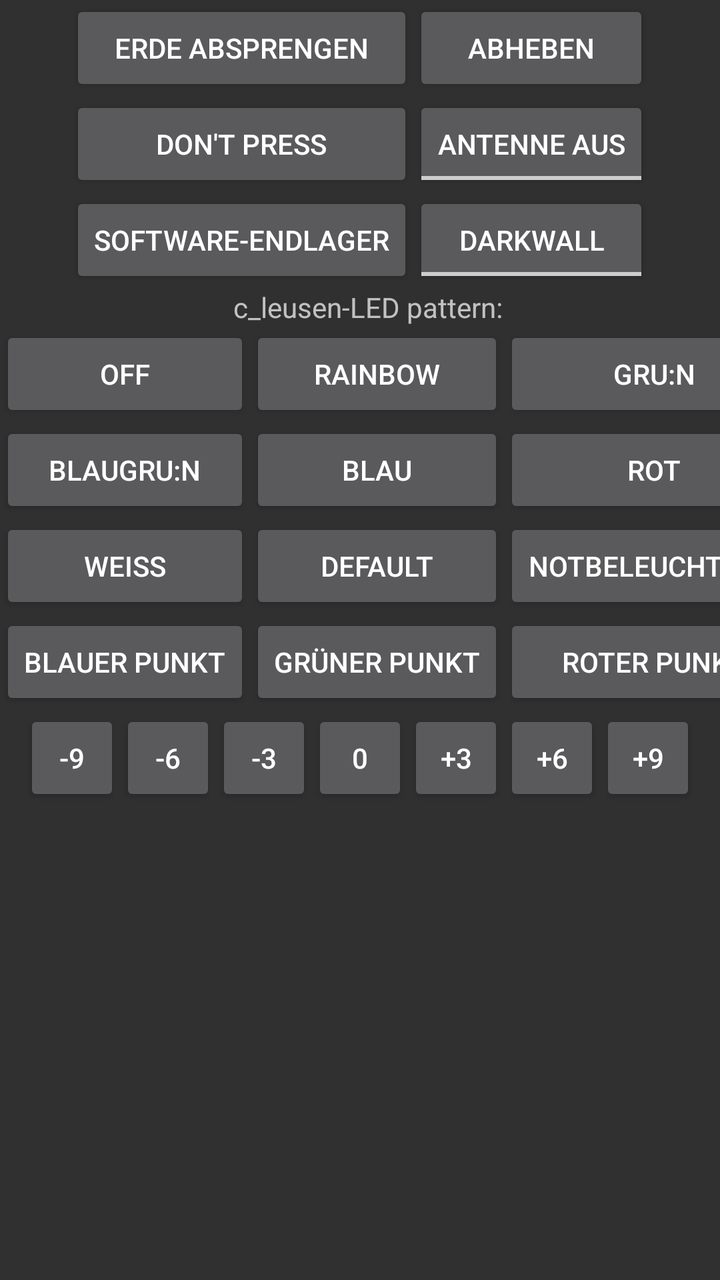
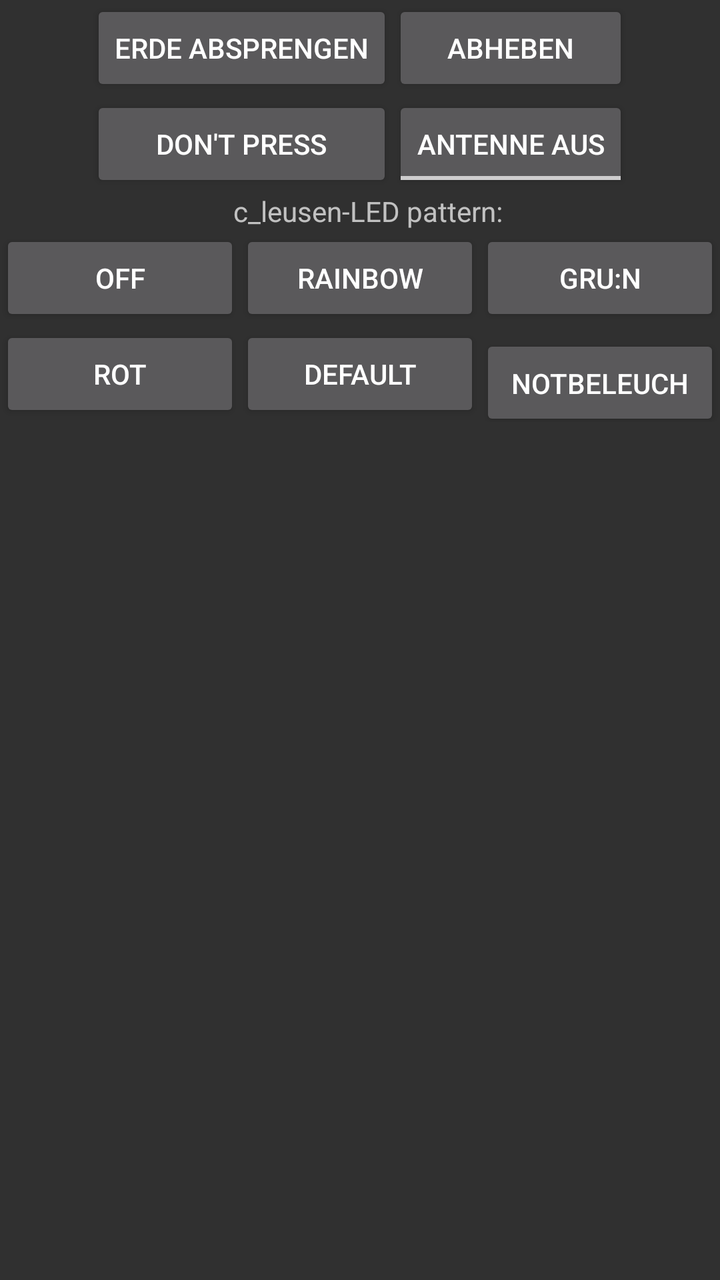

Two renders of the same Android screen: before a commit and after it. Below are the layout's source before the change and the commit's diff.
<!-- AndroidManifest.xml: application theme AppTheme -->
<!-- res/layout/fragment_c_ontrol.xml -->
<?xml version="1.0" encoding="utf-8"?>
<RelativeLayout xmlns:android="http://schemas.android.com/apk/res/android"
    android:id="@+id/RelativeLayout1"
    android:layout_width="match_parent"
    android:layout_height="match_parent">

    <ScrollView
        android:id="@+id/scrollView1"
        android:layout_width="wrap_content"
        android:layout_height="wrap_content" >

        <RelativeLayout
            android:id="@+id/RelativeLayout2"
            android:layout_width="match_parent"
            android:layout_height="match_parent"
            android:layout_centerVertical="true"
            android:layout_alignParentLeft="true">

            


            <TableLayout
                    android:id="@+id/buttonLayout"
                    android:layout_width="wrap_content"
                    android:layout_height="fill_parent"
                    android:gravity="center|center_horizontal"
                    android:layout_centerHorizontal="true">

                <TableRow
                        android:layout_width="fill_parent"
                        android:layout_height="fill_parent">

                    <Button
                        android:id="@+id/button_self_destruct"
                        style="?android:attr/buttonStyleSmall"
                        android:layout_width="wrap_content"
                        android:layout_height="wrap_content"
                        android:text="@string/button_self_destruct" />

                    <Button
                        android:id="@+id/button_liftoff"
                        style="?android:attr/buttonStyleSmall"
                        android:layout_width="wrap_content"
                        android:layout_height="wrap_content"
                        android:text="@string/button_lift_off" />
                </TableRow>

                <TableRow
                        android:layout_width="fill_parent"
                        android:layout_height="fill_parent">

                    <Button
                        android:id="@+id/button_unlabeled"
                        style="?android:attr/buttonStyleSmall"
                        android:layout_width="wrap_content"
                        android:layout_height="wrap_content"
                        android:text="Don&apos;t press" />

                    <ToggleButton
                        android:id="@+id/toggleButton1"
                        android:layout_width="wrap_content"
                        android:layout_height="wrap_content"
                        android:text="Antenne"
                        android:textOff="Antenne aus"
                        android:textOn="Antenne an" />
                </TableRow>

                <TableRow
                        android:layout_width="fill_parent"
                        android:layout_height="fill_parent">

                    <Button
                        android:id="@+id/button_softwareverbrennung"
                        style="?android:attr/buttonStyleSmall"
                        android:layout_width="wrap_content"
                        android:layout_height="wrap_content"
                        android:layout_alignBaseline="@+id/toggleButtonBluewall"
                        android:layout_alignBottom="@+id/toggleButtonBluewall"
                        android:layout_alignParentLeft="true"
                        android:text="Software-Endlager" />

                    <ToggleButton
                        android:id="@+id/toggleButtonBluewall"
                        android:layout_width="wrap_content"
                        android:layout_height="wrap_content"
                        android:layout_alignParentRight="true"
                        android:layout_below="@+id/toggleButton1"
                        android:layout_toRightOf="@+id/button_softwareverbrennung"
                        android:text="ToggleButton"
                        android:textOff="Darkwall"
                        android:textOn="Bluewall" />

                </TableRow>
            </TableLayout>

            <TableLayout
                android:id="@+id/tableLayout2"
                android:layout_width="wrap_content"
                android:layout_height="wrap_content"
                android:layout_centerHorizontal="true"
                android:gravity="center_horizontal"
                android:layout_below="@+id/buttonLayout">

                <TextView
                    android:id="@+id/textView1"
                    android:layout_width="wrap_content"
                    android:layout_height="wrap_content"
                    android:layout_marginLeft="4dp"
                    android:gravity="center"
                    android:text="c_leusen-LED pattern:" />

                <TableRow
                    android:id="@+id/tableRow5"
                    android:layout_width="wrap_content"
                    android:layout_height="wrap_content" >

                    <Button
                        android:id="@+id/button1"
                        style="?android:attr/buttonStyleSmall"
                        android:layout_width="wrap_content"
                        android:layout_height="wrap_content"
                        android:minWidth="66dip"
                        android:text="OFF" />

                    <Button
                        android:id="@+id/button2"
                        style="?android:attr/buttonStyleSmall"
                        android:layout_width="wrap_content"
                        android:layout_height="wrap_content"
                        android:minWidth="86dp"
                        android:text="Rainbow" />

                    <Button
                        android:id="@+id/button3"
                        style="?android:attr/buttonStyleSmall"
                        android:layout_width="wrap_content"
                        android:layout_height="wrap_content"
                        android:text="Gru:n" />
                </TableRow>

                <TableRow
                    android:id="@+id/tableRow6"
                    android:layout_width="wrap_content"
                    android:layout_height="wrap_content" >

                    <Button
                        android:id="@+id/button4"
                        style="?android:attr/buttonStyleSmall"
                        android:layout_width="wrap_content"
                        android:layout_height="wrap_content"
                        android:text="Blaugru:n" />

                    <Button
                        android:id="@+id/button6"
                        style="?android:attr/buttonStyleSmall"
                        android:layout_width="wrap_content"
                        android:layout_height="wrap_content"
                        android:text="Blau" />

                    <Button
                        android:id="@+id/button5"
                        style="?android:attr/buttonStyleSmall"
                        android:layout_width="wrap_content"
                        android:layout_height="wrap_content"
                        android:minWidth="66dip"
                        android:text="Rot" />
                </TableRow>

                <TableRow
                    android:id="@+id/tableRow7"
                    android:layout_width="wrap_content"
                    android:layout_height="wrap_content" >

                    <Button
                        android:id="@+id/button7"
                        style="?android:attr/buttonStyleSmall"
                        android:layout_width="wrap_content"
                        android:layout_height="wrap_content"
                        android:text="Weiss" />

                    <Button
                        android:id="@+id/button_pattern_default"
                        style="?android:attr/buttonStyleSmall"
                        android:layout_width="wrap_content"
                        android:layout_height="wrap_content"
                        android:text="Default" />

                    <Button
                        android:id="@+id/button_emergency_lights"
                        style="?android:attr/buttonStyleSmall"
                        android:layout_width="fill_parent"
                        android:layout_height="wrap_content"
                        android:text="Notbeleuchtung" />
                </TableRow>

                <TableRow
                    android:id="@+id/tableRow4"
                    android:layout_width="wrap_content"
                    android:layout_height="wrap_content" >

                    <Button
                        android:id="@+id/button_small_blue"
                        style="?android:attr/buttonStyleSmall"
                        android:layout_width="wrap_content"
                        android:layout_height="wrap_content"
                        android:text="Blauer Punkt" />

                    <Button
                        android:id="@+id/button_small_green"
                        style="?android:attr/buttonStyleSmall"
                        android:layout_width="wrap_content"
                        android:layout_height="wrap_content"
                        android:text="Grüner Punkt" />

                    <Button
                        android:id="@+id/button_small_red"
                        style="?android:attr/buttonStyleSmall"
                        android:layout_width="wrap_content"
                        android:layout_height="wrap_content"
                        android:text="Roter Punkt" />
                </TableRow>
            </TableLayout>

            <TableLayout
                android:id="@+id/TableLayout3"
                android:layout_width="wrap_content"
                android:layout_height="wrap_content"
                android:layout_alignParentBottom="true"
                android:layout_alignParentLeft="true"
                android:layout_alignParentRight="true"
                android:layout_below="@id/tableLayout2"
                android:layout_centerHorizontal="true" >

                <TableRow
                    android:id="@+id/tableRow1"
                    android:layout_width="wrap_content"
                    android:layout_height="wrap_content"
                    android:gravity="center_horizontal" >

                    <Button
                        android:id="@+id/button_speed_minus_9"
                        style="?android:attr/buttonStyleSmall"
                        android:layout_width="wrap_content"
                        android:layout_height="wrap_content"
                        android:layout_column="3"
                        android:layout_gravity="left"
                        android:layout_row="1"
                        android:text="-9" />

                    <Button
                        android:id="@+id/button12"
                        style="?android:attr/buttonStyleSmall"
                        android:layout_width="wrap_content"
                        android:layout_height="wrap_content"
                        android:layout_column="3"
                        android:layout_columnSpan="2"
                        android:layout_gravity="left"
                        android:layout_row="2"
                        android:text="-6" />

                    <Button
                        android:id="@+id/button11"
                        style="?android:attr/buttonStyleSmall"
                        android:layout_width="wrap_content"
                        android:layout_height="wrap_content"
                        android:layout_column="2"
                        android:layout_columnSpan="2"
                        android:layout_gravity="left"
                        android:layout_row="2"
                        android:minWidth="48dp"
                        android:text="-3" />

                    <Button
                        android:id="@+id/button10"
                        style="?android:attr/buttonStyleSmall"
                        android:layout_width="wrap_content"
                        android:layout_height="wrap_content"
                        android:layout_column="1"
                        android:layout_gravity="left"
                        android:layout_row="2"
                        android:text="0" />

                    <Button
                        android:id="@+id/button9"
                        style="?android:attr/buttonStyleSmall"
                        android:layout_width="wrap_content"
                        android:layout_height="wrap_content"
                        android:layout_column="0"
                        android:layout_gravity="left"
                        android:layout_row="2"
                        android:text="+3" />

                    <Button
                        android:id="@+id/button8"
                        style="?android:attr/buttonStyleSmall"
                        android:layout_width="wrap_content"
                        android:layout_height="wrap_content"
                        android:layout_column="3"
                        android:layout_gravity="left"
                        android:layout_row="1"
                        android:text="+6" />

                    <Button
                        android:id="@+id/button_speed_plus_9"
                        style="?android:attr/buttonStyleSmall"
                        android:layout_width="wrap_content"
                        android:layout_height="wrap_content"
                        android:layout_column="3"
                        android:layout_gravity="left"
                        android:layout_row="1"
                        android:text="+9" />
                </TableRow>

            </TableLayout>

        </RelativeLayout>
    </ScrollView>

</RelativeLayout>
<!-- resources referenced by this layout -->
<resources>
  <string name="button_lift_off">abheben</string>
  <string name="button_self_destruct">erde absprengen</string>
  <style name="AppTheme" parent="AppBaseTheme">
          <item name="colorPrimary">#000000</item>
          <item name="colorPrimaryDark">#000000</item>
          <item name="colorAccent">#33b6f6</item>
  
          
          <item name="android:textSize">14sp</item>
      </style>
  <style name="AppBaseTheme" parent="Theme.AppCompat.NoActionBar">
          
      </style>
</resources>

<!-- the commit's change to res/layout/fragment_c_ontrol.xml (unified diff, before → after) -->
@@ -1,5 +1,6 @@
 <?xml version="1.0" encoding="utf-8"?>
 <RelativeLayout xmlns:android="http://schemas.android.com/apk/res/android"
+    xmlns:app="http://schemas.android.com/apk/res-auto"
     android:id="@+id/RelativeLayout1"
     android:layout_width="match_parent"
     android:layout_height="match_parent">
@@ -65,40 +66,16 @@
                         android:textOn="Antenne an" />
                 </TableRow>
 
-                <TableRow
-                        android:layout_width="fill_parent"
-                        android:layout_height="fill_parent">
-
-                    <Button
-                        android:id="@+id/button_softwareverbrennung"
-                        style="?android:attr/buttonStyleSmall"
-                        android:layout_width="wrap_content"
-                        android:layout_height="wrap_content"
-                        android:layout_alignBaseline="@+id/toggleButtonBluewall"
-                        android:layout_alignBottom="@+id/toggleButtonBluewall"
-                        android:layout_alignParentLeft="true"
-                        android:text="Software-Endlager" />
-
-                    <ToggleButton
-                        android:id="@+id/toggleButtonBluewall"
-                        android:layout_width="wrap_content"
-                        android:layout_height="wrap_content"
-                        android:layout_alignParentRight="true"
-                        android:layout_below="@+id/toggleButton1"
-                        android:layout_toRightOf="@+id/button_softwareverbrennung"
-                        android:text="ToggleButton"
-                        android:textOff="Darkwall"
-                        android:textOn="Bluewall" />
-
-                </TableRow>
+                
             </TableLayout>
 
             <TableLayout
                 android:id="@+id/tableLayout2"
-                android:layout_width="wrap_content"
+                android:layout_width="match_parent"
                 android:layout_height="wrap_content"
                 android:layout_centerHorizontal="true"
                 android:gravity="center_horizontal"
+                android:stretchColumns="*"
                 android:layout_below="@+id/buttonLayout">
 
                 <TextView
@@ -109,209 +86,69 @@
                     android:gravity="center"
                     android:text="c_leusen-LED pattern:" />
 
+                
                 <TableRow
                     android:id="@+id/tableRow5"
-                    android:layout_width="wrap_content"
+                    android:layout_width="match_parent"
                     android:layout_height="wrap_content" >
 
                     <Button
                         android:id="@+id/button1"
                         style="?android:attr/buttonStyleSmall"
-                        android:layout_width="wrap_content"
+                        android:layout_width="0dp"
                         android:layout_height="wrap_content"
-                        android:minWidth="66dip"
                         android:text="OFF" />
 
                     <Button
                         android:id="@+id/button2"
                         style="?android:attr/buttonStyleSmall"
-                        android:layout_width="wrap_content"
+                        android:layout_width="0dp"
                         android:layout_height="wrap_content"
-                        android:minWidth="86dp"
                         android:text="Rainbow" />
 
                     <Button
                         android:id="@+id/button3"
                         style="?android:attr/buttonStyleSmall"
-                        android:layout_width="wrap_content"
+                        android:layout_width="0dp"
                         android:layout_height="wrap_content"
                         android:text="Gru:n" />
                 </TableRow>
 
                 <TableRow
                     android:id="@+id/tableRow6"
-                    android:layout_width="wrap_content"
+                    android:layout_width="match_parent"
                     android:layout_height="wrap_content" >
-
-                    <Button
-                        android:id="@+id/button4"
-                        style="?android:attr/buttonStyleSmall"
-                        android:layout_width="wrap_content"
-                        android:layout_height="wrap_content"
-                        android:text="Blaugru:n" />
-
-                    <Button
-                        android:id="@+id/button6"
-                        style="?android:attr/buttonStyleSmall"
-                        android:layout_width="wrap_content"
-                        android:layout_height="wrap_content"
-                        android:text="Blau" />
 
                     <Button
                         android:id="@+id/button5"
                         style="?android:attr/buttonStyleSmall"
-                        android:layout_width="wrap_content"
+                        android:layout_width="0dp"
                         android:layout_height="wrap_content"
-                        android:minWidth="66dip"
                         android:text="Rot" />
-                </TableRow>
-
-                <TableRow
-                    android:id="@+id/tableRow7"
-                    android:layout_width="wrap_content"
-                    android:layout_height="wrap_content" >
-
-                    <Button
-                        android:id="@+id/button7"
-                        style="?android:attr/buttonStyleSmall"
-                        android:layout_width="wrap_content"
-                        android:layout_height="wrap_content"
-                        android:text="Weiss" />
 
                     <Button
                         android:id="@+id/button_pattern_default"
                         style="?android:attr/buttonStyleSmall"
-                        android:layout_width="wrap_content"
+                        android:layout_width="0dp"
                         android:layout_height="wrap_content"
                         android:text="Default" />
 
                     <Button
                         android:id="@+id/button_emergency_lights"
                         style="?android:attr/buttonStyleSmall"
-                        android:layout_width="fill_parent"
+                        android:layout_width="0dp"
                         android:layout_height="wrap_content"
+                        android:maxLines="1"
+                        app:autoSizeTextType="uniform"
+                        app:autoSizeMinTextSize="10sp"
+                        app:autoSizeMaxTextSize="14sp"
                         android:text="Notbeleuchtung" />
                 </TableRow>
 
-                <TableRow
-                    android:id="@+id/tableRow4"
-                    android:layout_width="wrap_content"
-                    android:layout_height="wrap_content" >
-
-                    <Button
-                        android:id="@+id/button_small_blue"
-                        style="?android:attr/buttonStyleSmall"
-                        android:layout_width="wrap_content"
-                        android:layout_height="wrap_content"
-                        android:text="Blauer Punkt" />
-
-                    <Button
-                        android:id="@+id/button_small_green"
-                        style="?android:attr/buttonStyleSmall"
-                        android:layout_width="wrap_content"
-                        android:layout_height="wrap_content"
-                        android:text="Grüner Punkt" />
-
-                    <Button
-                        android:id="@+id/button_small_red"
-                        style="?android:attr/buttonStyleSmall"
-                        android:layout_width="wrap_content"
-                        android:layout_height="wrap_content"
-                        android:text="Roter Punkt" />
-                </TableRow>
+                
             </TableLayout>
 
-            <TableLayout
-                android:id="@+id/TableLayout3"
-                android:layout_width="wrap_content"
-                android:layout_height="wrap_content"
-                android:layout_alignParentBottom="true"
-                android:layout_alignParentLeft="true"
-                android:layout_alignParentRight="true"
-                android:layout_below="@id/tableLayout2"
-                android:layout_centerHorizontal="true" >
-
-                <TableRow
-                    android:id="@+id/tableRow1"
-                    android:layout_width="wrap_content"
-                    android:layout_height="wrap_content"
-                    android:gravity="center_horizontal" >
-
-                    <Button
-                        android:id="@+id/button_speed_minus_9"
-                        style="?android:attr/buttonStyleSmall"
-                        android:layout_width="wrap_content"
-                        android:layout_height="wrap_content"
-                        android:layout_column="3"
-                        android:layout_gravity="left"
-                        android:layout_row="1"
-                        android:text="-9" />
-
-                    <Button
-                        android:id="@+id/button12"
-                        style="?android:attr/buttonStyleSmall"
-                        android:layout_width="wrap_content"
-                        android:layout_height="wrap_content"
-                        android:layout_column="3"
-                        android:layout_columnSpan="2"
-                        android:layout_gravity="left"
-                        android:layout_row="2"
-                        android:text="-6" />
-
-                    <Button
-                        android:id="@+id/button11"
-                        style="?android:attr/buttonStyleSmall"
-                        android:layout_width="wrap_content"
-                        android:layout_height="wrap_content"
-                        android:layout_column="2"
-                        android:layout_columnSpan="2"
-                        android:layout_gravity="left"
-                        android:layout_row="2"
-                        android:minWidth="48dp"
-                        android:text="-3" />
-
-                    <Button
-                        android:id="@+id/button10"
-                        style="?android:attr/buttonStyleSmall"
-                        android:layout_width="wrap_content"
-                        android:layout_height="wrap_content"
-                        android:layout_column="1"
-                        android:layout_gravity="left"
-                        android:layout_row="2"
-                        android:text="0" />
-
-                    <Button
-                        android:id="@+id/button9"
-                        style="?android:attr/buttonStyleSmall"
-                        android:layout_width="wrap_content"
-                        android:layout_height="wrap_content"
-                        android:layout_column="0"
-                        android:layout_gravity="left"
-                        android:layout_row="2"
-                        android:text="+3" />
-
-                    <Button
-                        android:id="@+id/button8"
-                        style="?android:attr/buttonStyleSmall"
-                        android:layout_width="wrap_content"
-                        android:layout_height="wrap_content"
-                        android:layout_column="3"
-                        android:layout_gravity="left"
-                        android:layout_row="1"
-                        android:text="+6" />
-
-                    <Button
-                        android:id="@+id/button_speed_plus_9"
-                        style="?android:attr/buttonStyleSmall"
-                        android:layout_width="wrap_content"
-                        android:layout_height="wrap_content"
-                        android:layout_column="3"
-                        android:layout_gravity="left"
-                        android:layout_row="1"
-                        android:text="+9" />
-                </TableRow>
-
-            </TableLayout>
+            
 
         </RelativeLayout>
     </ScrollView>
